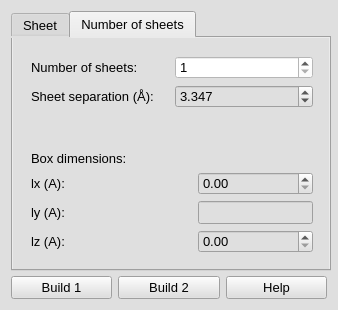
Old version of the form furiousatoms/forms/graphene.ui in the repository nasimanousheh/furious-atoms.
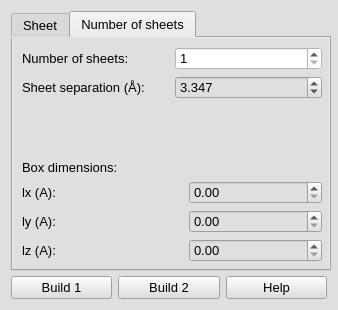
New version of the form. The open tabs and pages were chosen to show the change.

What changed in the file:
```diff
--- a/furiousatoms/forms/graphene.ui
+++ b/furiousatoms/forms/graphene.ui
@@ -386,9 +386,15 @@
       <attribute name="title">
        <string>Number of sheets</string>
       </attribute>
-      <layout class="QGridLayout" name="gridLayout_8">
-       <item row="0" column="0">
         <widget class="QWidget" name="MWNT" native="true">
+       <property name="geometry">
+        <rect>
+         <x>9</x>
+         <y>9</y>
+         <width>300</width>
+         <height>215</height>
+        </rect>
+       </property>
          <property name="minimumSize">
           <size>
            <width>300</width>
@@ -412,21 +418,8 @@
          <property name="styleSheet">
           <string notr="true"/>
          </property>
-         <layout class="QGridLayout" name="gridLayout_7">
-          <item row="1" column="0">
-           <spacer name="verticalSpacer">
-            <property name="orientation">
-             <enum>Qt::Vertical</enum>
-            </property>
-            <property name="sizeHint" stdset="0">
-             <size>
-              <width>20</width>
-              <height>40</height>
-             </size>
-            </property>
-           </spacer>
-          </item>
-          <item row="0" column="0">
+       <layout class="QGridLayout" name="gridLayout_4">
+        <item row="0" column="0" colspan="2">
            <layout class="QGridLayout" name="gridLayout_5">
             <item row="0" column="0">
              <widget class="QLabel" name="label_num_walls_MWNT">
@@ -494,9 +487,32 @@
             </item>
            </layout>
           </item>
+        <item row="1" column="0">
+         <spacer name="verticalSpacer">
+          <property name="orientation">
+           <enum>Qt::Vertical</enum>
+          </property>
+          <property name="sizeHint" stdset="0">
+           <size>
+            <width>20</width>
+            <height>40</height>
+           </size>
+          </property>
+         </spacer>
+        </item>
+        <item row="2" column="0">
+         <widget class="QLabel" name="label">
+          <property name="font">
+           <font>
+            <pointsize>10</pointsize>
+           </font>
+          </property>
+          <property name="text">
+           <string>Box dimensions:</string>
+          </property>
+         </widget>
+        </item>
           <item row="3" column="0">
-           <layout class="QGridLayout" name="gridLayout_4">
-            <item row="0" column="0">
              <widget class="QLabel" name="label_lx">
               <property name="font">
                <font>
@@ -508,7 +524,7 @@
               </property>
              </widget>
             </item>
-            <item row="0" column="1">
+        <item row="3" column="1">
              <widget class="QDoubleSpinBox" name="SpinBox_lx">
               <property name="font">
                <font>
@@ -523,7 +539,7 @@
               </property>
              </widget>
             </item>
-            <item row="1" column="0">
+        <item row="4" column="0">
              <widget class="QLabel" name="label_ly">
               <property name="font">
                <font>
@@ -535,16 +551,22 @@
               </property>
              </widget>
             </item>
-            <item row="1" column="1">
-             <widget class="QLineEdit" name="lineEdit_ly">
+        <item row="4" column="1">
+         <widget class="QDoubleSpinBox" name="SpinBox_ly">
               <property name="font">
                <font>
                 <pointsize>10</pointsize>
                </font>
               </property>
-             </widget>
-            </item>
-            <item row="2" column="0">
+          <property name="decimals">
+           <number>2</number>
+          </property>
+          <property name="maximum">
+           <double>200.000000000000000</double>
+          </property>
+         </widget>
+        </item>
+        <item row="5" column="0">
              <widget class="QLabel" name="label_lz">
               <property name="font">
                <font>
@@ -556,7 +578,7 @@
               </property>
              </widget>
             </item>
-            <item row="2" column="1">
+        <item row="5" column="1">
              <widget class="QDoubleSpinBox" name="SpinBox_lz">
               <property name="font">
                <font>
@@ -572,23 +594,7 @@
              </widget>
             </item>
            </layout>
-          </item>
-          <item row="2" column="0">
-           <widget class="QLabel" name="label">
-            <property name="font">
-             <font>
-              <pointsize>10</pointsize>
-             </font>
-            </property>
-            <property name="text">
-             <string>Box dimensions:</string>
-            </property>
-           </widget>
-          </item>
-         </layout>
-        </widget>
-       </item>
-      </layout>
+      </widget>
      </widget>
     </widget>
    </item>
```
Lines whose indentation alone changed are shown as unchanged.
